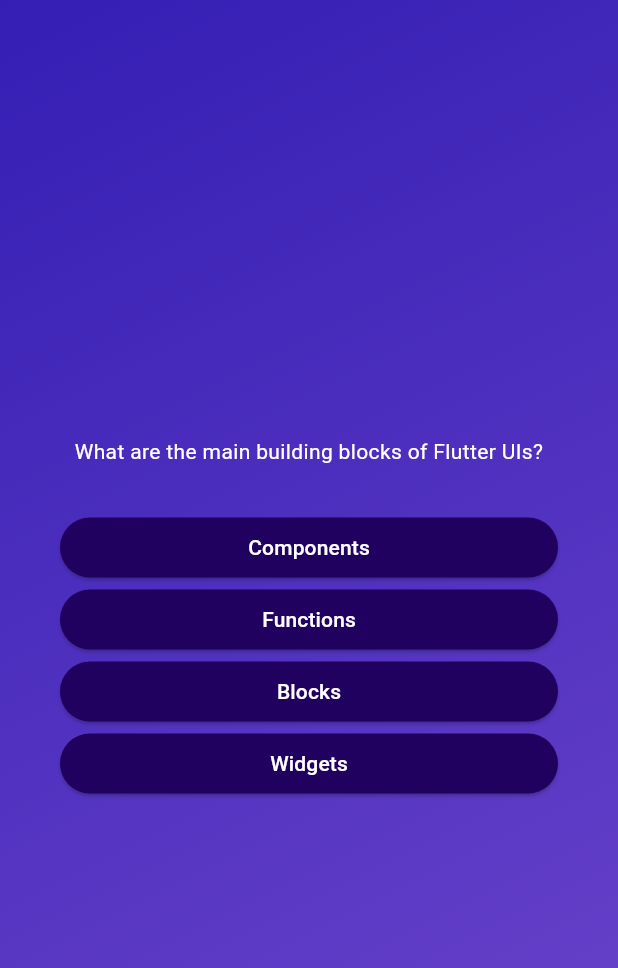
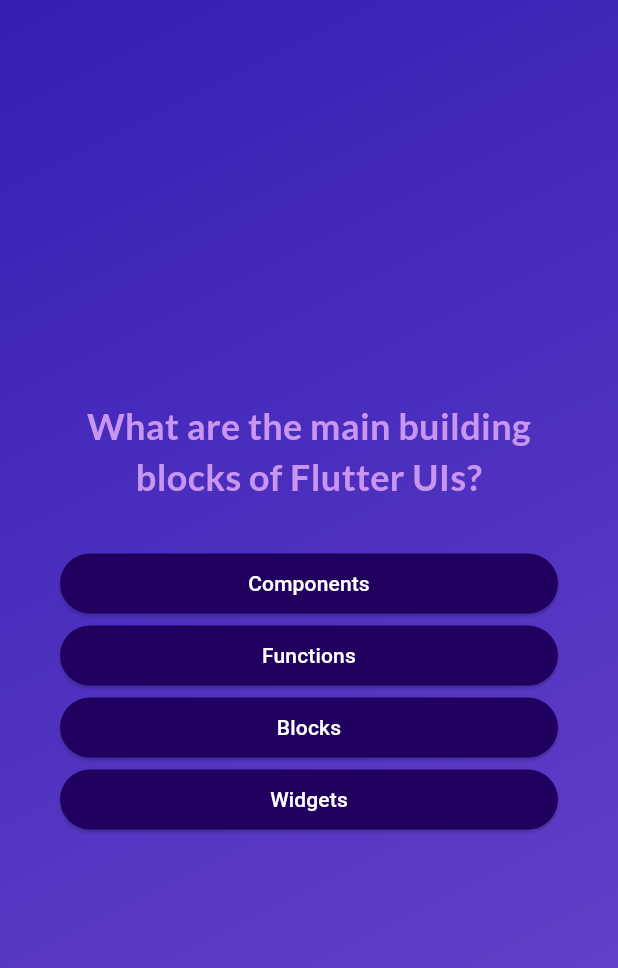
Before and after one commit to raziullah7/Flutter-Zero-to-Zoro, a Flutter app: the screen it shows after launch, after a tap on "Please Click Me", on a phone screen of 412 x 824 dp. Shown: the top 968 px of the screen. Run offline on Flutter 3.47's test engine with Material 3 defaults, Android fonts, the light colour scheme and no system bars; our stand-ins replace google_fonts.

Commit message:
=> centered the question and button text on the app => added the third party package for Google Fonts using the terminal

```diff
--- a/quiz_app/lib/answer_button.dart
+++ b/quiz_app/lib/answer_button.dart
@@ -24,7 +24,10 @@
           borderRadius: BorderRadius.circular(40),
         ),
       ),
-      child: Text(answerText),
+      child: Text(
+        answerText,
+        textAlign: TextAlign.center,
+      ),
     );
   }
 }
--- a/quiz_app/lib/questions_screen.dart
+++ b/quiz_app/lib/questions_screen.dart
@@ -1,4 +1,5 @@
 import 'package:flutter/material.dart';
+import 'package:google_fonts/google_fonts.dart';
 import 'package:quiz_app/answer_button.dart';
 import 'package:quiz_app/data/questions.dart';
 
@@ -11,12 +12,19 @@
   }
 }
 
-void theFunction() {}
+class _QuestionsScreenState extends State<QuestionsScreen> {
+  int currentQuestionIndex = 0;
+  void answerQuestion() {
+    setState(() {
+      if (questions.length - 1 > currentQuestionIndex) {
+        currentQuestionIndex++;
+      }
+    });
+  }
 
-class _QuestionsScreenState extends State<QuestionsScreen> {
   @override
   Widget build(BuildContext context) {
-    final currentQuestion = questions[0];
+    final currentQuestion = questions[currentQuestionIndex];
 
     return SizedBox(
       width: double.infinity,
@@ -28,14 +36,19 @@
           children: [
             Text(
               currentQuestion.text,
-              style: const TextStyle(color: Colors.white),
+              // check for fonts at fonts.google.com
+              style: GoogleFonts.lato(
+                color: const Color.fromARGB(255, 200, 150, 240),
+                fontSize: 24,
+                fontWeight: FontWeight.bold,
+              ),
               textAlign: TextAlign.center,
             ),
             const SizedBox(height: 30),
             // spreading it to avoid an nested list conflict
             ...currentQuestion.getShuffledAnswers().map(
                   (answer) =>
-                      AnswerButton(answerText: answer, onTap: theFunction),
+                      AnswerButton(answerText: answer, onTap: answerQuestion),
                 ),
           ],
         ),
--- a/quiz_app/pubspec.yaml
+++ b/quiz_app/pubspec.yaml
@@ -35,6 +35,7 @@
   # The following adds the Cupertino Icons font to your application.
   # Use with the CupertinoIcons class for iOS style icons.
   cupertino_icons: ^1.0.2
+  google_fonts: ^6.1.0
 
 dev_dependencies:
   flutter_test:
@@ -45,7 +46,7 @@
   # activated in the `analysis_options.yaml` file located at the root of your
   # package. See that file for information about deactivating specific lint
   # rules and activating additional ones.
-  flutter_lints: ^2.0.0
+  flutter_lints: ^3.0.1
 
 # For information on the generic Dart part of this file, see the
 # following page: https://dart.dev/tools/pub/pubspec
```
Also changed, not shown: quiz_app/pubspec.lock, 1 other file.
